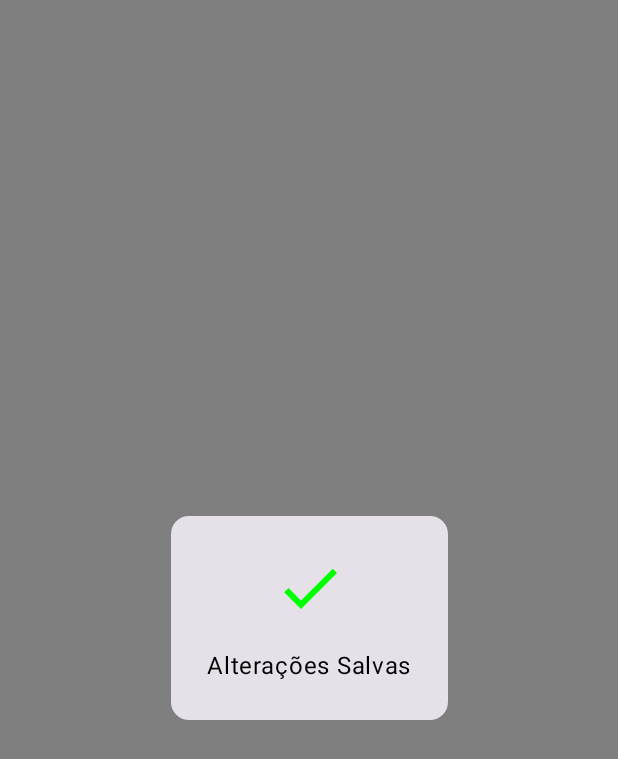
After one commit to mtluiz/Zenite, an Android app built with Jetpack Compose: the composable AlteracoesSalvasOverlay shown on its own in the app's theme, on a phone screen of 412 x 824 dp. The commit adds this screen. Shown: the top 759 px of the screen. Run offline under Robolectric (Android 15) with nearby library versions, the phone set to English and light mode, and no system bars; 1 statement that could not run was skipped.

Commit message:
Salvando alterações locais

```diff
--- a/app/build.gradle.kts
+++ b/app/build.gradle.kts
@@ -75,6 +75,7 @@ dependencies {
 
     implementation("com.google.dagger:hilt-android:2.51.1")
     implementation("androidx.hilt:hilt-navigation-compose:1.2.0")
+    implementation("com.google.android.libraries.ads.mobile.sdk:ads-mobile-sdk:0.15.1-alpha01")
     kapt("com.google.dagger:hilt-compiler:2.51.1")
 
     implementation("io.coil-kt:coil-compose:2.5.0")
--- /dev/null
+++ b/app/src/main/java/com/example/zenite/ui/screens/AlteracoesSalvasOverlay.kt
@@ -0,0 +1,43 @@
+package com.example.zenite.ui.screens
+
+import androidx.compose.foundation.background
+import androidx.compose.foundation.clickable
+import androidx.compose.foundation.layout.*
+import androidx.compose.material.icons.Icons
+import androidx.compose.material.icons.filled.Check
+import androidx.compose.material3.*
+import androidx.compose.runtime.Composable
+import androidx.compose.ui.Alignment
+import androidx.compose.ui.Modifier
+import androidx.compose.ui.graphics.Color
+import androidx.compose.ui.res.stringResource
+import androidx.compose.ui.tooling.preview.Preview
+import androidx.compose.ui.unit.dp
+import com.example.zenite.R
+
+@Composable
+fun AlteracoesSalvasOverlay(onDismiss: () -> Unit) {
+    Box(
+        modifier = Modifier
+            .fillMaxSize()
+            .background(Color.Black.copy(alpha = 0.5f))
+            .clickable { onDismiss() },
+        contentAlignment = Alignment.Center
+    ) {
+        Card {
+            Column(
+                modifier = Modifier.padding(24.dp),
+                horizontalAlignment = Alignment.CenterHorizontally
+            ) {
+                Icon(
+                    imageVector = Icons.Default.Check,
+                    contentDescription = null,
+                    tint = Color.Green,
+                    modifier = Modifier.size(48.dp)
+                )
+                Spacer(modifier = Modifier.height(16.dp))
+                Text(stringResource(R.string.alteracoes_salvas))
+            }
+        }
+    }
+}
--- a/build.gradle.kts
+++ b/build.gradle.kts
@@ -1,6 +1,6 @@
 // Top-level build file where you can add configuration options common to all sub-projects/modules.
 plugins {
-    id("com.android.application") version "8.2.2" apply false
+    id("com.android.application") version "8.8.0" apply false
     id("org.jetbrains.kotlin.android") version "1.9.23" apply false
     id("com.google.dagger.hilt.android") version "2.51.1" apply false
     id("org.jetbrains.kotlin.kapt") version "1.9.23" apply false
```
Also changed, not shown: app/src/main/java/com/example/zenite/ui/screens/MudarAvatarScreen.kt (added, +65 -0 lines), app/src/main/java/com/example/zenite/ui/screens/MudarAvatarViewModel.kt (added, +14 -0 lines), app/src/main/java/com/example/zenite/ui/screens/SeusDadosScreen.kt (added, +78 -0 lines), app/src/main/java/com/example/zenite/ui/screens/SeusDadosViewModel.kt (added, +25 -0 lines), app/src/main/res/values/strings.xml (+9 -0 lines), app/src/main/res/drawable/avatar1.png (added), app/src/main/res/drawable/avatar2.png (added), app/src/main/res/drawable/avatar3.png (added), gradle/wrapper/gradle-wrapper.properties.
